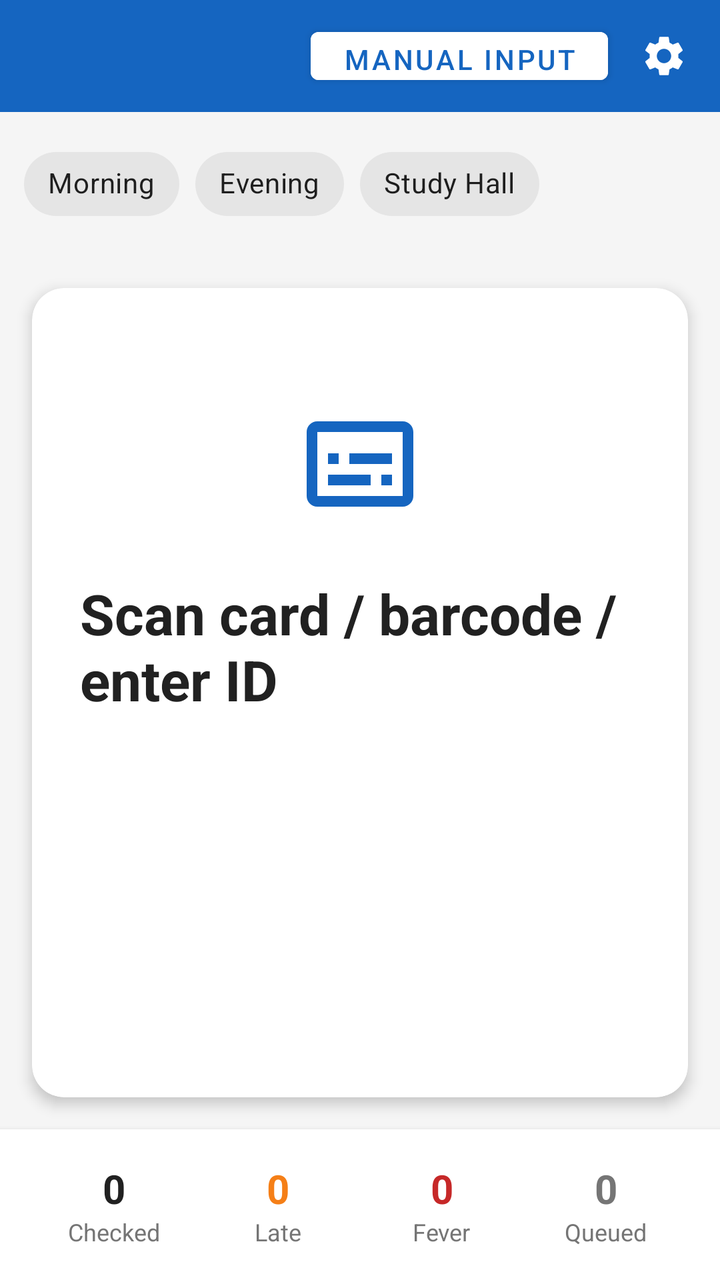
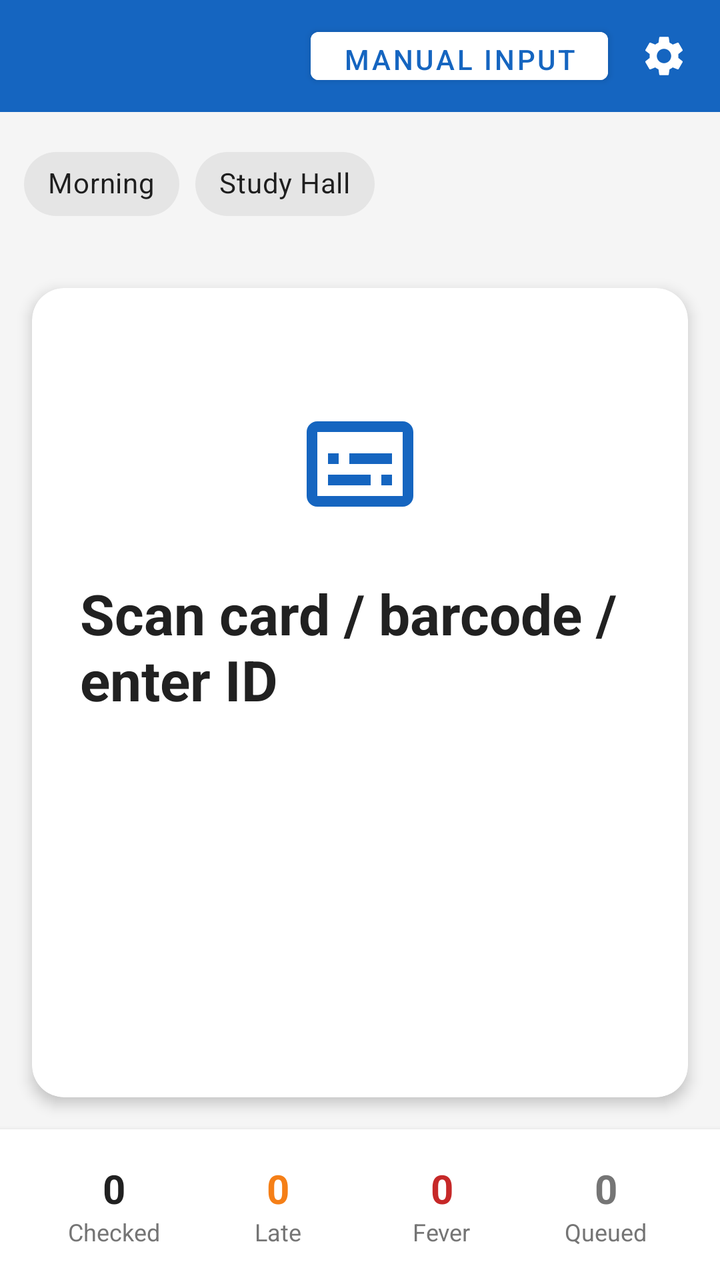

The first picture is an Android layout as it rendered before a commit; the second is the same layout after the commit. The layout source and the unified diff follow.
<!-- AndroidManifest.xml: application theme Theme.DormCheck -->
<!-- res/layout/activity_checkin.xml -->
<?xml version="1.0" encoding="utf-8"?>
<FrameLayout xmlns:android="http://schemas.android.com/apk/res/android"
    xmlns:app="http://schemas.android.com/apk/res-auto"
    android:layout_width="match_parent"
    android:layout_height="match_parent">

<LinearLayout
    android:id="@+id/main_content"
    android:layout_width="match_parent"
    android:layout_height="match_parent"
    android:background="@color/background"
    android:orientation="vertical">

    
    <LinearLayout
        android:layout_width="match_parent"
        android:layout_height="56dp"
        android:background="@color/primary"
        android:gravity="center_vertical"
        android:orientation="horizontal"
        android:paddingStart="16dp"
        android:paddingEnd="8dp">

        <TextView
            android:id="@+id/text_device_name"
            android:layout_width="0dp"
            android:layout_height="wrap_content"
            android:layout_weight="1"
            android:textColor="@color/white"
            android:textSize="16sp" />

        <Button
            android:id="@+id/btn_manual_input"
            android:layout_width="wrap_content"
            android:layout_height="36dp"
            android:text="@string/manual_input"
            android:textSize="14sp"
            android:layout_marginEnd="8dp"
            android:backgroundTint="@color/white"
            android:textColor="@color/primary" />

        <ImageButton
            android:id="@+id/btn_settings"
            android:layout_width="40dp"
            android:layout_height="40dp"
            android:background="?attr/selectableItemBackgroundBorderless"
            android:src="@drawable/ic_settings"
            android:contentDescription="@string/settings"
            app:tint="@color/white" />

    </LinearLayout>

    
    <EditText
        android:id="@+id/edit_barcode"
        android:layout_width="0dp"
        android:layout_height="0dp"
        android:inputType="number"
        android:imeOptions="actionDone"
        android:importantForAutofill="no" />

    
    <com.google.android.material.chip.ChipGroup
        android:id="@+id/chip_group_check_type"
        android:layout_width="match_parent"
        android:layout_height="wrap_content"
        android:padding="12dp"
        app:singleSelection="true"
        app:selectionRequired="true">

        <com.google.android.material.chip.Chip
            android:id="@+id/chip_morning"
            style="@style/Widget.MaterialComponents.Chip.Choice"
            android:layout_width="wrap_content"
            android:layout_height="wrap_content"
            android:text="@string/check_type_morning" />

        <com.google.android.material.chip.Chip
            android:id="@+id/chip_evening"
            style="@style/Widget.MaterialComponents.Chip.Choice"
            android:layout_width="wrap_content"
            android:layout_height="wrap_content"
            android:text="@string/check_type_evening" />

        <com.google.android.material.chip.Chip
            android:id="@+id/chip_studyhall"
            style="@style/Widget.MaterialComponents.Chip.Choice"
            android:layout_width="wrap_content"
            android:layout_height="wrap_content"
            android:text="@string/check_type_studyhall" />

    </com.google.android.material.chip.ChipGroup>

    
    <androidx.cardview.widget.CardView
        android:id="@+id/card_result"
        android:layout_width="match_parent"
        android:layout_height="0dp"
        android:layout_weight="1"
        android:layout_margin="16dp"
        app:cardCornerRadius="16dp"
        app:cardElevation="4dp">

        <RelativeLayout
            android:layout_width="match_parent"
            android:layout_height="match_parent"
            android:padding="24dp">

            <ImageView
                android:id="@+id/icon_status"
                android:layout_width="64dp"
                android:layout_height="64dp"
                android:layout_centerHorizontal="true"
                android:layout_marginTop="32dp"
                android:src="@drawable/ic_card_scan"
                android:contentDescription="Status" />

            <TextView
                android:id="@+id/text_status"
                style="@style/BigStatusText"
                android:layout_width="wrap_content"
                android:layout_height="wrap_content"
                android:layout_below="@id/icon_status"
                android:layout_centerHorizontal="true"
                android:layout_marginTop="24dp"
                android:text="@string/checkin_ready" />

            <TextView
                android:id="@+id/text_student_name"
                style="@style/StudentNameText"
                android:layout_width="wrap_content"
                android:layout_height="wrap_content"
                android:layout_below="@id/text_status"
                android:layout_centerHorizontal="true"
                android:layout_marginTop="16dp" />

            <TextView
                android:id="@+id/text_student_info"
                style="@style/TemperatureText"
                android:layout_width="wrap_content"
                android:layout_height="wrap_content"
                android:layout_below="@id/text_student_name"
                android:layout_centerHorizontal="true"
                android:layout_marginTop="8dp" />

            <ProgressBar
                android:id="@+id/progress_checkin"
                android:layout_width="48dp"
                android:layout_height="48dp"
                android:layout_centerInParent="true"
                android:visibility="gone" />

        </RelativeLayout>

    </androidx.cardview.widget.CardView>

    
    <LinearLayout
        android:layout_width="match_parent"
        android:layout_height="wrap_content"
        android:orientation="horizontal"
        android:padding="16dp"
        android:background="@color/card_background"
        android:elevation="4dp">

        <LinearLayout
            android:layout_width="0dp"
            android:layout_height="wrap_content"
            android:layout_weight="1"
            android:gravity="center"
            android:orientation="vertical">

            <TextView
                android:id="@+id/text_stat_checked"
                style="@style/StatValue"
                android:layout_width="wrap_content"
                android:layout_height="wrap_content"
                android:text="0" />

            <TextView
                style="@style/StatLabel"
                android:layout_width="wrap_content"
                android:layout_height="wrap_content"
                android:text="@string/stats_checked" />

        </LinearLayout>

        <LinearLayout
            android:layout_width="0dp"
            android:layout_height="wrap_content"
            android:layout_weight="1"
            android:gravity="center"
            android:orientation="vertical">

            <TextView
                android:id="@+id/text_stat_late"
                style="@style/StatValue"
                android:layout_width="wrap_content"
                android:layout_height="wrap_content"
                android:text="0"
                android:textColor="@color/warning" />

            <TextView
                style="@style/StatLabel"
                android:layout_width="wrap_content"
                android:layout_height="wrap_content"
                android:text="@string/stats_late" />

        </LinearLayout>

        <LinearLayout
            android:layout_width="0dp"
            android:layout_height="wrap_content"
            android:layout_weight="1"
            android:gravity="center"
            android:orientation="vertical">

            <TextView
                android:id="@+id/text_stat_fever"
                style="@style/StatValue"
                android:layout_width="wrap_content"
                android:layout_height="wrap_content"
                android:text="0"
                android:textColor="@color/error" />

            <TextView
                style="@style/StatLabel"
                android:layout_width="wrap_content"
                android:layout_height="wrap_content"
                android:text="@string/stats_fever" />

        </LinearLayout>

        <LinearLayout
            android:layout_width="0dp"
            android:layout_height="wrap_content"
            android:layout_weight="1"
            android:gravity="center"
            android:orientation="vertical">

            <TextView
                android:id="@+id/text_stat_queued"
                style="@style/StatValue"
                android:layout_width="wrap_content"
                android:layout_height="wrap_content"
                android:text="0"
                android:textColor="@color/text_secondary" />

            <TextView
                style="@style/StatLabel"
                android:layout_width="wrap_content"
                android:layout_height="wrap_content"
                android:text="@string/stats_queued" />

        </LinearLayout>

        <com.google.android.material.button.MaterialButton
            android:id="@+id/btn_sync"
            style="@style/Widget.MaterialComponents.Button.TextButton"
            android:layout_width="wrap_content"
            android:layout_height="wrap_content"
            android:text="@string/sync_now"
            android:visibility="gone" />

    </LinearLayout>

</LinearLayout>

    
    <LinearLayout
        android:id="@+id/overlay_temperature"
        android:layout_width="match_parent"
        android:layout_height="match_parent"
        android:orientation="vertical"
        android:background="@color/card_background"
        android:visibility="gone"
        android:clickable="true"
        android:elevation="8dp">

        
        <LinearLayout
            android:layout_width="match_parent"
            android:layout_height="wrap_content"
            android:orientation="vertical"
            android:background="@color/primary"
            android:padding="16dp"
            android:gravity="center">

            <TextView
                android:id="@+id/text_temp_student_name"
                android:layout_width="match_parent"
                android:layout_height="wrap_content"
                android:textSize="24sp"
                android:textStyle="bold"
                android:textColor="@color/white"
                android:gravity="center" />

            <TextView
                android:id="@+id/text_temp_student_id"
                android:layout_width="match_parent"
                android:layout_height="wrap_content"
                android:textSize="14sp"
                android:fontFamily="monospace"
                android:textColor="#B3FFFFFF"
                android:gravity="center"
                android:visibility="gone" />

        </LinearLayout>

        
        <LinearLayout
            android:id="@+id/layout_temp_reading"
            android:layout_width="match_parent"
            android:layout_height="0dp"
            android:layout_weight="1"
            android:orientation="vertical"
            android:gravity="center"
            android:padding="24dp">

            <TextView
                android:id="@+id/text_temp_status"
                android:layout_width="wrap_content"
                android:layout_height="wrap_content"
                android:text="Measuring…"
                android:textSize="18sp"
                android:textColor="@color/text_secondary"
                android:layout_marginBottom="16dp" />

            <LinearLayout
                android:layout_width="wrap_content"
                android:layout_height="wrap_content"
                android:orientation="horizontal"
                android:gravity="center_vertical">

                <TextView
                    android:id="@+id/text_temp_display"
                    android:layout_width="wrap_content"
                    android:layout_height="wrap_content"
                    android:minWidth="180dp"
                    android:textSize="72sp"
                    android:fontFamily="monospace"
                    android:textStyle="bold"
                    android:textColor="@color/text_secondary"
                    android:gravity="center"
                    android:text="--.-" />

                <TextView
                    android:layout_width="wrap_content"
                    android:layout_height="wrap_content"
                    android:text="°C"
                    android:textSize="28sp"
                    android:textColor="@color/text_secondary"
                    android:layout_gravity="top"
                    android:layout_marginStart="4dp"
                    android:layout_marginTop="12dp" />

            </LinearLayout>

            <TextView
                android:id="@+id/text_temp_hint"
                android:layout_width="wrap_content"
                android:layout_height="wrap_content"
                android:text="Point thermometer at forehead"
                android:textSize="14sp"
                android:textColor="@color/text_secondary"
                android:layout_marginTop="16dp" />

        </LinearLayout>

        
        <GridLayout
            android:id="@+id/grid_numpad"
            android:layout_width="match_parent"
            android:layout_height="wrap_content"
            android:paddingStart="16dp"
            android:paddingEnd="16dp"
            android:columnCount="3"
            android:rowCount="4"
            android:visibility="gone">

            <com.google.android.material.button.MaterialButton
                android:id="@+id/btn_num_1"
                style="@style/NumpadButton"
                android:text="1" />

            <com.google.android.material.button.MaterialButton
                android:id="@+id/btn_num_2"
                style="@style/NumpadButton"
                android:text="2" />

            <com.google.android.material.button.MaterialButton
                android:id="@+id/btn_num_3"
                style="@style/NumpadButton"
                android:text="3" />

            <com.google.android.material.button.MaterialButton
                android:id="@+id/btn_num_4"
                style="@style/NumpadButton"
                android:text="4" />

            <com.google.android.material.button.MaterialButton
                android:id="@+id/btn_num_5"
                style="@style/NumpadButton"
                android:text="5" />

            <com.google.android.material.button.MaterialButton
                android:id="@+id/btn_num_6"
                style="@style/NumpadButton"
                android:text="6" />

            <com.google.android.material.button.MaterialButton
                android:id="@+id/btn_num_7"
                style="@style/NumpadButton"
                android:text="7" />

            <com.google.android.material.button.MaterialButton
                android:id="@+id/btn_num_8"
                style="@style/NumpadButton"
                android:text="8" />

            <com.google.android.material.button.MaterialButton
                android:id="@+id/btn_num_9"
                style="@style/NumpadButton"
                android:text="9" />

            <com.google.android.material.button.MaterialButton
                android:id="@+id/btn_num_dot"
                style="@style/NumpadButton"
                android:text="." />

            <com.google.android.material.button.MaterialButton
                android:id="@+id/btn_num_0"
                style="@style/NumpadButton"
                android:text="0" />

            <com.google.android.material.button.MaterialButton
                android:id="@+id/btn_num_back"
                style="@style/NumpadButton"
                android:text="⌫" />

        </GridLayout>

        
        <LinearLayout
            android:layout_width="match_parent"
            android:layout_height="wrap_content"
            android:orientation="horizontal"
            android:padding="12dp">

            <com.google.android.material.button.MaterialButton
                android:id="@+id/btn_temp_cancel"
                style="@style/Widget.MaterialComponents.Button.OutlinedButton"
                android:layout_width="0dp"
                android:layout_height="52dp"
                android:layout_weight="1"
                android:text="@string/cancel"
                android:textSize="16sp"
                android:textColor="@color/text_secondary"
                android:layout_marginEnd="6dp"
                android:insetTop="0dp"
                android:insetBottom="0dp"
                app:cornerRadius="12dp"
                app:strokeColor="@color/divider" />

            <com.google.android.material.button.MaterialButton
                android:id="@+id/btn_temp_manual"
                style="@style/Widget.MaterialComponents.Button.OutlinedButton"
                android:layout_width="0dp"
                android:layout_height="52dp"
                android:layout_weight="1"
                android:text="Manual"
                android:textSize="16sp"
                android:textColor="@color/primary"
                android:layout_marginStart="6dp"
                android:layout_marginEnd="6dp"
                android:insetTop="0dp"
                android:insetBottom="0dp"
                app:cornerRadius="12dp"
                app:strokeColor="@color/primary" />

            <com.google.android.material.button.MaterialButton
                android:id="@+id/btn_temp_confirm"
                android:layout_width="0dp"
                android:layout_height="52dp"
                android:layout_weight="1"
                android:text="@string/confirm"
                android:textSize="16sp"
                android:textStyle="bold"
                android:layout_marginStart="6dp"
                android:insetTop="0dp"
                android:insetBottom="0dp"
                app:cornerRadius="12dp"
                app:backgroundTint="@color/primary"
                android:textColor="@color/white" />

        </LinearLayout>

    </LinearLayout>

</FrameLayout>
<!-- resources referenced by this layout -->
<resources>
  <color name="background">#F5F5F5</color>
  <color name="card_background">#FFFFFF</color>
  <color name="divider">#BDBDBD</color>
  <color name="error">#C62828</color>
  <color name="primary">#1565C0</color>
  <color name="text_secondary">#757575</color>
  <color name="warning">#F57F17</color>
  <color name="white">#FFFFFF</color>
  <!-- drawable ic_card_scan (drawable) -->
  <vector xmlns:android="http://schemas.android.com/apk/res/android"
      android:width="64dp"
      android:height="64dp"
      android:viewportWidth="24"
      android:viewportHeight="24">
      <path
          android:fillColor="#1565C0"
          android:pathData="M20,4H4C2.89,4 2,4.89 2,6V18C2,19.11 2.89,20 4,20H20C21.11,20 22,19.11 22,18V6C22,4.89 21.11,4 20,4ZM20,18H4V6H20V18ZM6,10H8V12H6V10ZM6,14H14V16H6V14ZM16,14H18V16H16V14ZM10,10H18V12H10V10Z" />
  </vector>
  <string name="cancel">Cancel</string>
  <string name="check_type_evening">Evening</string>
  <string name="check_type_morning">Morning</string>
  <string name="check_type_studyhall">Study Hall</string>
  <string name="checkin_ready">Scan card / barcode / enter ID</string>
  <string name="confirm">Confirm</string>
  <string name="manual_input">Manual Input</string>
  <string name="settings">Settings</string>
  <string name="stats_checked">Checked</string>
  <string name="stats_fever">Fever</string>
  <string name="stats_late">Late</string>
  <string name="stats_queued">Queued</string>
  <string name="sync_now">Sync Now</string>
  <style name="BigStatusText">
          <item name="android:textSize">28sp</item>
          <item name="android:textStyle">bold</item>
          <item name="android:textColor">@color/text_primary</item>
      </style>
  <style name="NumpadButton" parent="Widget.MaterialComponents.Button.OutlinedButton">
          <item name="android:layout_width">0dp</item>
          <item name="android:layout_height">52dp</item>
          <item name="android:layout_columnWeight">1</item>
          <item name="android:layout_margin">3dp</item>
          <item name="android:textSize">22sp</item>
          <item name="android:textColor">@color/text_primary</item>
          <item name="cornerRadius">12dp</item>
          <item name="strokeColor">@color/divider</item>
          <item name="android:insetTop">0dp</item>
          <item name="android:insetBottom">0dp</item>
          <item name="backgroundTint">@color/card_background</item>
      </style>
  <style name="StatLabel">
          <item name="android:textSize">12sp</item>
          <item name="android:textColor">@color/text_secondary</item>
      </style>
  <style name="StatValue">
          <item name="android:textSize">20sp</item>
          <item name="android:textStyle">bold</item>
          <item name="android:textColor">@color/text_primary</item>
      </style>
  <style name="StudentNameText">
          <item name="android:textSize">36sp</item>
          <item name="android:textStyle">bold</item>
          <item name="android:textColor">@color/text_primary</item>
      </style>
  <style name="TemperatureText">
          <item name="android:textSize">24sp</item>
          <item name="android:textColor">@color/text_secondary</item>
      </style>
  <style name="Theme.DormCheck" parent="Theme.MaterialComponents.Light.NoActionBar">
          <item name="colorPrimary">@color/primary</item>
          <item name="colorPrimaryDark">@color/primary_dark</item>
          <item name="colorAccent">@color/accent</item>
          <item name="android:statusBarColor">@color/status_bar</item>
          <item name="android:windowBackground">@color/background</item>
      </style>
  <color name="text_primary">#212121</color>
  <color name="primary_dark">#0D47A1</color>
  <color name="accent">#FF6F00</color>
  <color name="status_bar">#0D47A1</color>
  <!-- unchanged entries left out for length: 1 -->
</resources>

<!-- the commit's change to res/layout/activity_checkin.xml (unified diff, before → after) -->
@@ -74,13 +74,6 @@
             android:layout_width="wrap_content"
             android:layout_height="wrap_content"
             android:text="@string/check_type_morning" />
-
-        <com.google.android.material.chip.Chip
-            android:id="@+id/chip_evening"
-            style="@style/Widget.MaterialComponents.Chip.Choice"
-            android:layout_width="wrap_content"
-            android:layout_height="wrap_content"
-            android:text="@string/check_type_evening" />
 
         <com.google.android.material.chip.Chip
             android:id="@+id/chip_studyhall"
<!-- resource entries referenced after the edit -->
@@ -19,7 +19,6 @@
           android:pathData="M20,4H4C2.89,4 2,4.89 2,6V18C2,19.11 2.89,20 4,20H20C21.11,20 22,19.11 22,18V6C22,4.89 21.11,4 20,4ZM20,18H4V6H20V18ZM6,10H8V12H6V10ZM6,14H14V16H6V14ZM16,14H18V16H16V14ZM10,10H18V12H10V10Z" />
   </vector>
   <string name="cancel">Cancel</string>
-  <string name="check_type_evening">Evening</string>
   <string name="check_type_morning">Morning</string>
   <string name="check_type_studyhall">Study Hall</string>
   <string name="checkin_ready">Scan card / barcode / enter ID</string>
